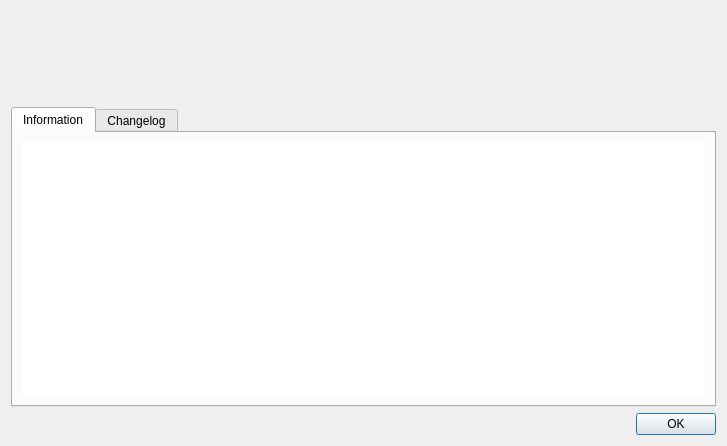
BuildmLearn/BuildmLearn-Toolkit, file src/gui/formabout.ui: the form before one commit.
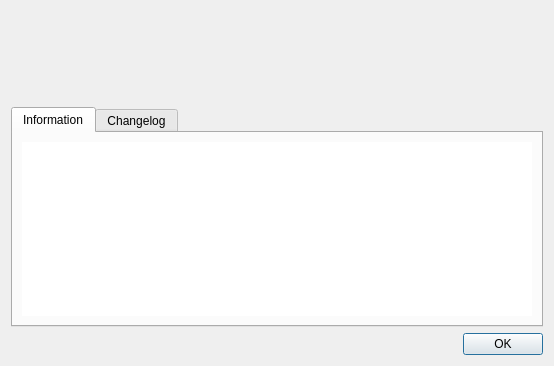
The form after the commit.

```diff
--- a/src/gui/formabout.ui
+++ b/src/gui/formabout.ui
@@ -6,22 +6,10 @@
    <rect>
     <x>0</x>
     <y>0</y>
-    <width>727</width>
-    <height>446</height>
+    <width>554</width>
+    <height>366</height>
    </rect>
   </property>
-  <property name="minimumSize">
-   <size>
-    <width>530</width>
-    <height>380</height>
-   </size>
-  </property>
-  <property name="maximumSize">
-   <size>
-    <width>731</width>
-    <height>500</height>
-   </size>
-  </property>
   <property name="windowTitle">
    <string notr="true"/>
   </property>
```
